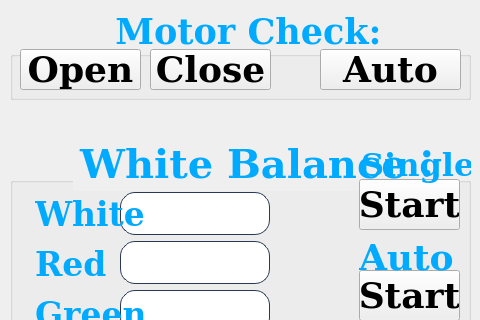
Qt form maintancance.ui (jack-love/wc100-English) before a commit; both pictures show x 0 to 480 and y 183 to 503 of the 480 by 800 pixel window.
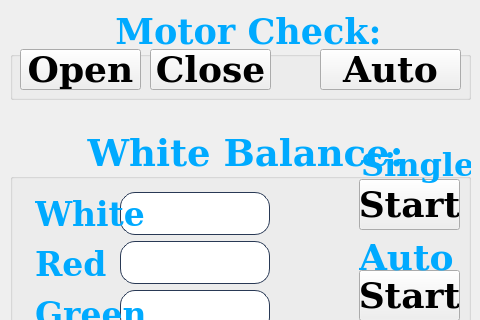
The same form after that commit. Icons and pictures are not drawn.

```diff
--- a/maintancance.ui
+++ b/maintancance.ui
@@ -272,7 +272,7 @@
     <property name="font">
      <font>
       <family>DejaVu Serif</family>
-      <pointsize>30</pointsize>
+      <pointsize>28</pointsize>
       <weight>75</weight>
       <bold>true</bold>
      </font>
@@ -281,7 +281,7 @@
      <string notr="true"/>
     </property>
     <property name="title">
-     <string>White Balance：</string>
+     <string>White Balance:</string>
     </property>
     <property name="alignment">
      <set>Qt::AlignHCenter|Qt::AlignTop</set>
```
